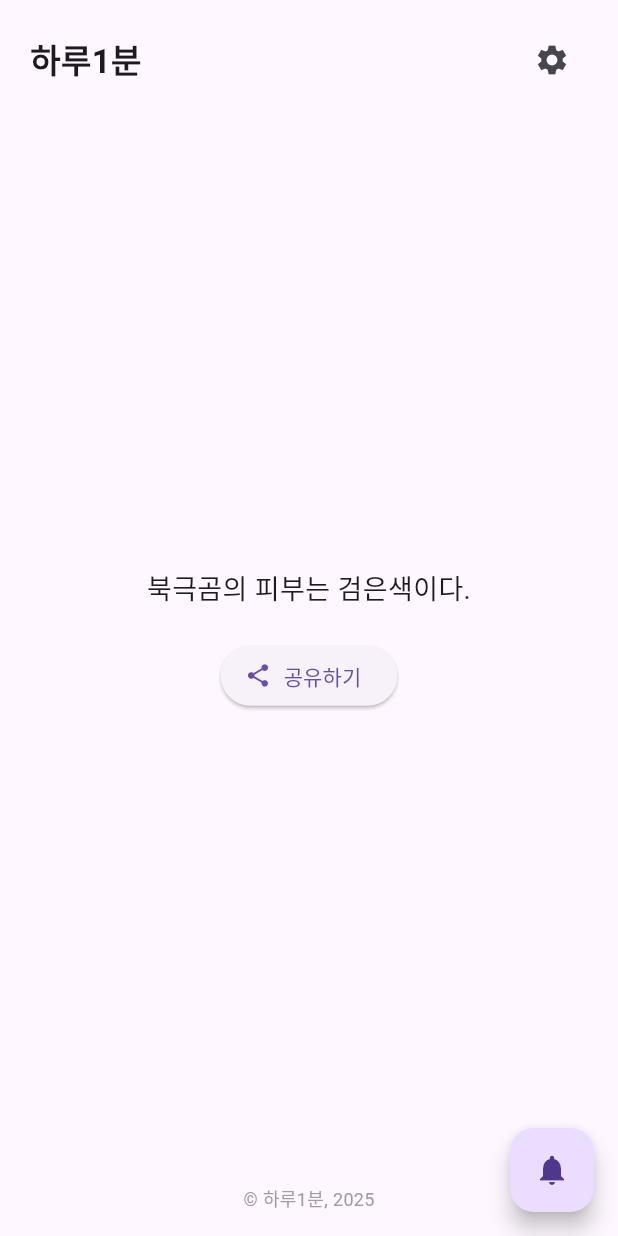
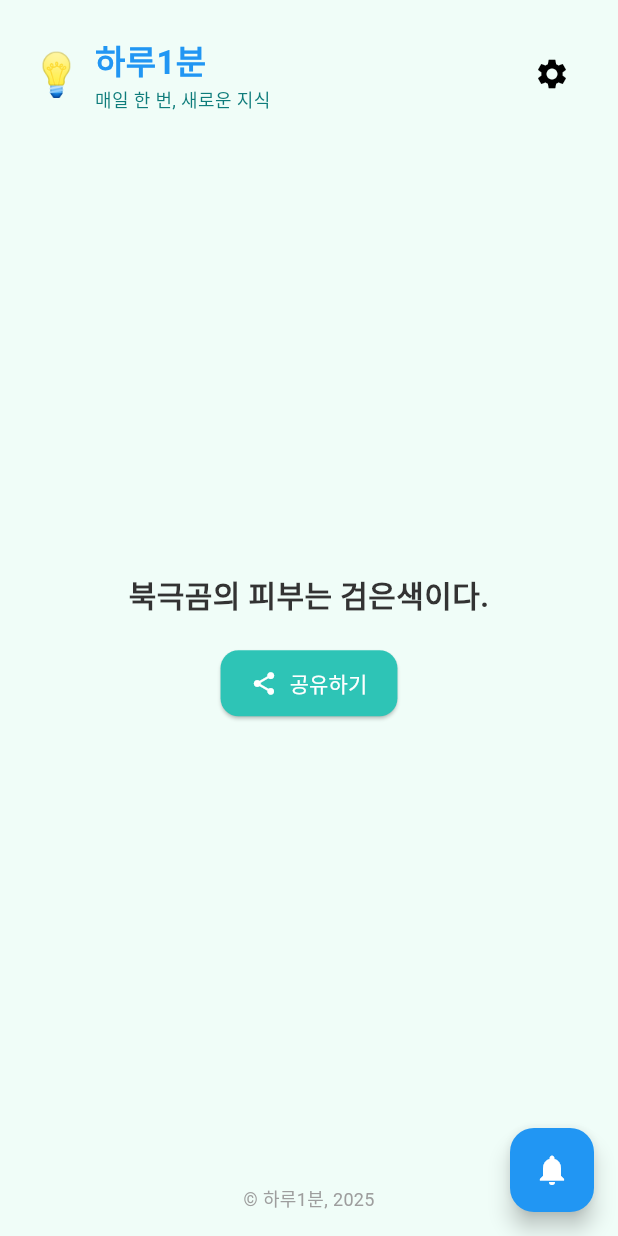
Before and after one commit to sondongwook/daily_one_minute_app, a Flutter app: the screen it shows after launch, on a phone screen of 412 x 824 dp. Run offline on Flutter 3.47's test engine with Material 3 defaults, Android fonts, the phone set to English and light mode, and no system bars; our stand-ins replace flutter_local_notifications, google_fonts, share_plus, shared_preferences, timezone.

Commit message:
header 디자인 변경

```diff
--- a/lib/main.dart
+++ b/lib/main.dart
@@ -2,6 +2,7 @@ import 'dart:io'; // ⬅️ 추가
 import 'package:flutter/material.dart';
 import 'screens/home_screen.dart';
 import 'notification_service.dart';
+import 'utils/app_colors.dart'; // ✅ 앱 전체 테마 추가
 
 void main() async {
   WidgetsFlutterBinding.ensureInitialized();
@@ -30,7 +31,24 @@ class DailyOneMinuteApp extends StatelessWidget {
     return MaterialApp(
       title: '하루1분',
       theme: ThemeData(
-        primarySwatch: Colors.blue,
+        scaffoldBackgroundColor: AppColors.background,
+        primaryColor: AppColors.primary,
+        colorScheme: ColorScheme.fromSwatch().copyWith(
+          secondary: AppColors.accent,
+        ),
+        textTheme: const TextTheme(
+          bodyMedium: TextStyle(color: AppColors.textDark),
+        ),
+        elevatedButtonTheme: ElevatedButtonThemeData(
+          style: ElevatedButton.styleFrom(
+            backgroundColor: AppColors.primary,
+            foregroundColor: Colors.white,
+            shape: RoundedRectangleBorder(
+              borderRadius: BorderRadius.circular(12),
+            ),
+            padding: const EdgeInsets.symmetric(horizontal: 20, vertical: 12),
+          ),
+        ),
       ),
       home: const HomeScreen(),
     );
--- a/lib/notification_service.dart
+++ b/lib/notification_service.dart
@@ -57,7 +57,7 @@ class NotificationService {
 
   static tz.TZDateTime _nextInstanceOfEightAM() {
     final now = tz.TZDateTime.now(tz.local);
-    final scheduled = tz.TZDateTime(tz.local, now.year, now.month, now.day, 8);
+    final scheduled = tz.TZDateTime(tz.local, now.year, now.month, now.day, 8); // 아침 8시 알람
     return now.isBefore(scheduled) ? scheduled : scheduled.add(const Duration(days: 1));
   }
 }
--- /dev/null
+++ b/lib/utils/app_colors.dart
@@ -0,0 +1,9 @@
+import 'package:flutter/material.dart';
+
+class AppColors {
+  static const Color background = Color(0xFFF0FDF8);   // 민트 배경
+  static const Color primary = Color(0xFF2EC4B6);      // 메인 민트색
+  static const Color accent = Color(0xFF0E7C7B);       // 포인트 진한 민트
+  static const Color textDark = Color(0xFF333333);
+  static const Color textLight = Color(0xFFAAAAAA);
+}
--- a/lib/widgets/body.dart
+++ b/lib/widgets/body.dart
@@ -2,6 +2,7 @@ import 'package:flutter/material.dart';
 import 'package:shared_preferences/shared_preferences.dart';
 import 'package:intl/intl.dart';
 import 'package:share_plus/share_plus.dart'; // ✅ 공유 기능 추가
+import 'package:google_fonts/google_fonts.dart'; // ✅ 폰트 기능 추가
 import '../data/sample_trivia.dart';
 import '../models/trivia.dart';
 
@@ -60,15 +61,22 @@ class _BodyState extends State<Body> {
 
   @override
   Widget build(BuildContext context) {
-    return Column(
+    return AnimatedOpacity(
+      opacity: todayTrivia == null ? 0.0 : 1.0,
+      duration: const Duration(milliseconds: 600),
+      curve: Curves.easeIn,
+      child: Column(
         mainAxisAlignment: MainAxisAlignment.center,
         children: [
           Padding(
             padding: const EdgeInsets.symmetric(horizontal: 24.0),
             child: Text(
-            todayTrivia ?? '로딩 중...',
+              todayTrivia ?? '',
               textAlign: TextAlign.center,
-            style: const TextStyle(fontSize: 18),
+              style: GoogleFonts.nanumGothic(
+                fontSize: 20,
+                fontWeight: FontWeight.w600,
+              ),
             ),
           ),
           const SizedBox(height: 20),
@@ -82,6 +90,7 @@ class _BodyState extends State<Body> {
             label: const Text('공유하기'),
           ),
         ],
+      ),
     );
   }
 }
--- a/lib/widgets/header.dart
+++ b/lib/widgets/header.dart
@@ -1,5 +1,6 @@
 import 'package:flutter/material.dart';
-import '../screens/settings_screen.dart'; // ✅ 꼭 추가!
+import '../screens/settings_screen.dart';
+import 'package:google_fonts/google_fonts.dart';
 
 class Header extends StatelessWidget {
   const Header({super.key});
@@ -7,13 +8,35 @@ class Header extends StatelessWidget {
   @override
   Widget build(BuildContext context) {
     return Container(
-      padding: const EdgeInsets.symmetric(vertical: 16, horizontal: 20),
+      padding: const EdgeInsets.fromLTRB(20, 24, 20, 12),
       child: Row(
         mainAxisAlignment: MainAxisAlignment.spaceBetween,
         children: [
-          const Text(
-            '하루1분',
-            style: TextStyle(fontSize: 22, fontWeight: FontWeight.bold),
+          Row(
+            children: [
+              const Text('💡', style: TextStyle(fontSize: 28)), // 아이콘
+              const SizedBox(width: 8),
+              Column(
+                crossAxisAlignment: CrossAxisAlignment.start,
+                children: [
+                  Text(
+                    '하루1분',
+                    style: GoogleFonts.nanumGothic(
+                      fontSize: 22,
+                      fontWeight: FontWeight.bold,
+                      color: Theme.of(context).colorScheme.primary,
+                    ),
+                  ),
+                  Text(
+                    '매일 한 번, 새로운 지식',
+                    style: GoogleFonts.nanumGothic(
+                      fontSize: 12,
+                      color: Theme.of(context).colorScheme.secondary,
+                    ),
+                  ),
+                ],
+              ),
+            ],
           ),
           IconButton(
             icon: const Icon(Icons.settings),
--- a/pubspec.yaml
+++ b/pubspec.yaml
@@ -37,6 +37,7 @@ dependencies:
   flutter_local_notifications: ^17.0.0
   timezone: ^0.9.2
   share_plus: ^7.2.1
+  google_fonts: ^6.1.0
 
 dev_dependencies:
   flutter_test:
```
Also changed, not shown: pubspec.lock, 1 other file. Lines whose indentation alone changed are shown as unchanged.
